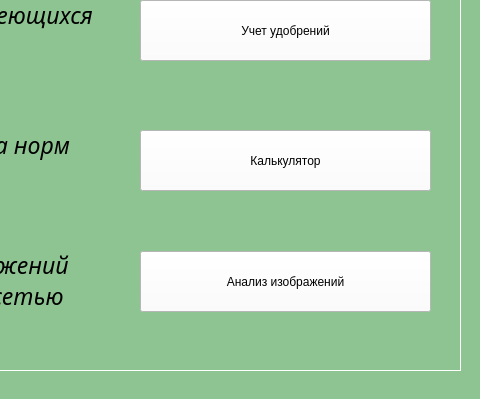
semyongr/AgroCalculatorDiplom, file StartWindow.ui: the form before one commit; both pictures show x 320 to 800 and y 90 to 489 of the 800 by 489 pixel window.
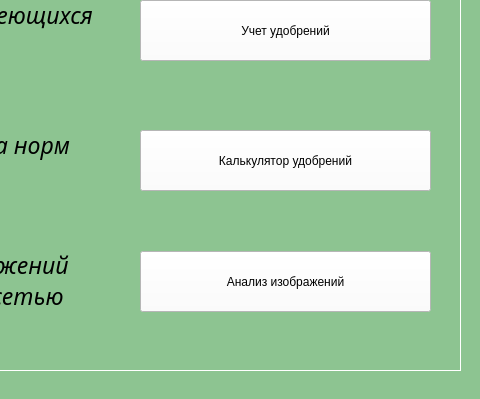
The form after the commit.

```diff
--- a/StartWindow.ui
+++ b/StartWindow.ui
@@ -123,7 +123,7 @@
 font: 14pt &quot;Book Antiqua&quot;;</string>
      </property>
      <property name="text">
-      <string>Калькулятор</string>
+      <string>Калькулятор удобрений</string>
      </property>
      <property name="checkable">
       <bool>false</bool>
```
Left out of the diff: 2 changed lines with no effect on the pictures.
